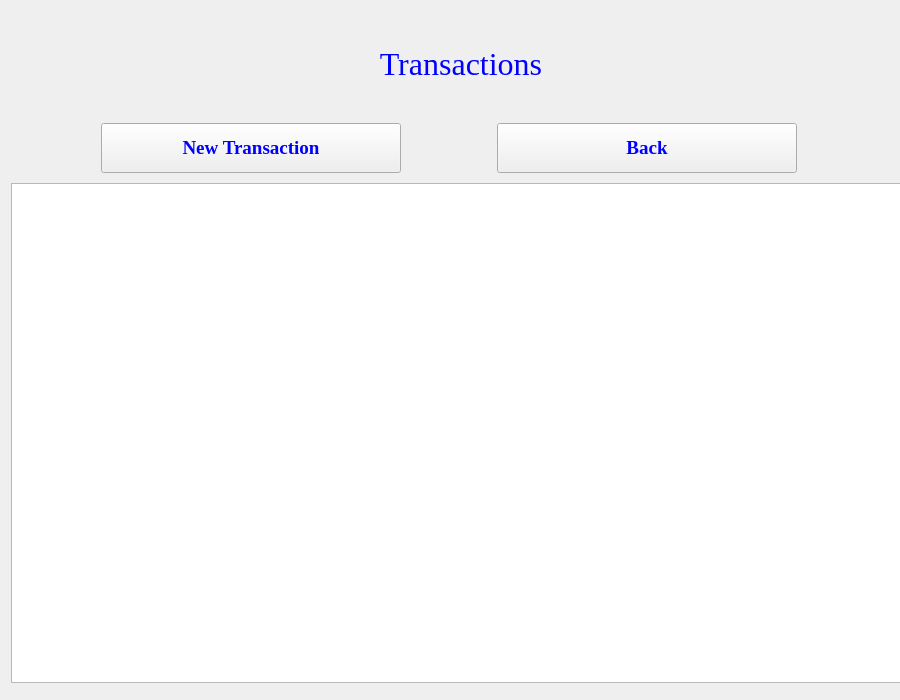
Old version of the form transactionlist.ui in the repository jonathansaetre/BankSystem.
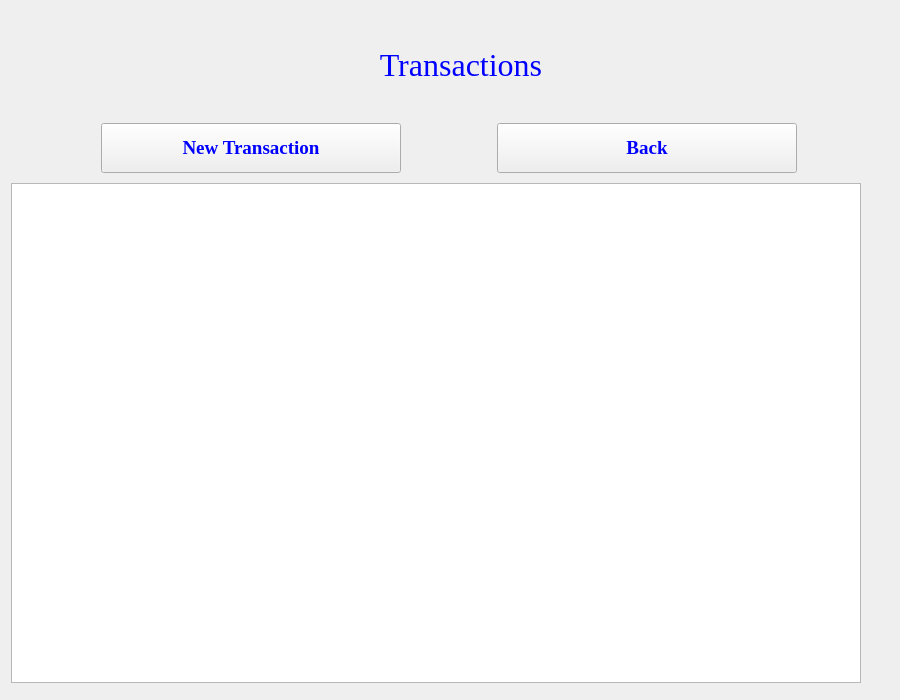
New version of the form.

Patch:
```diff
--- a/transactionlist.ui
+++ b/transactionlist.ui
@@ -36,8 +36,8 @@
      </property>
      <property name="maximumSize">
       <size>
-       <width>900</width>
-       <height>97</height>
+       <width>850</width>
+       <height>95</height>
       </size>
      </property>
      <property name="font">
@@ -150,13 +150,13 @@
     <widget class="QListView" name="listView">
      <property name="minimumSize">
       <size>
-       <width>900</width>
+       <width>850</width>
        <height>500</height>
       </size>
      </property>
      <property name="maximumSize">
       <size>
-       <width>900</width>
+       <width>850</width>
        <height>500</height>
       </size>
      </property>
```
Left out of the diff: 2 changed lines with no effect on the pictures.
